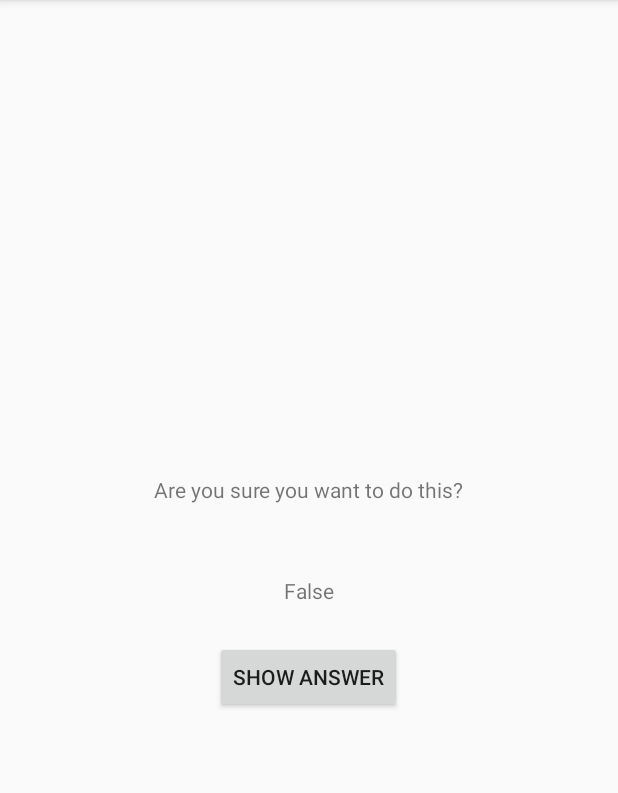
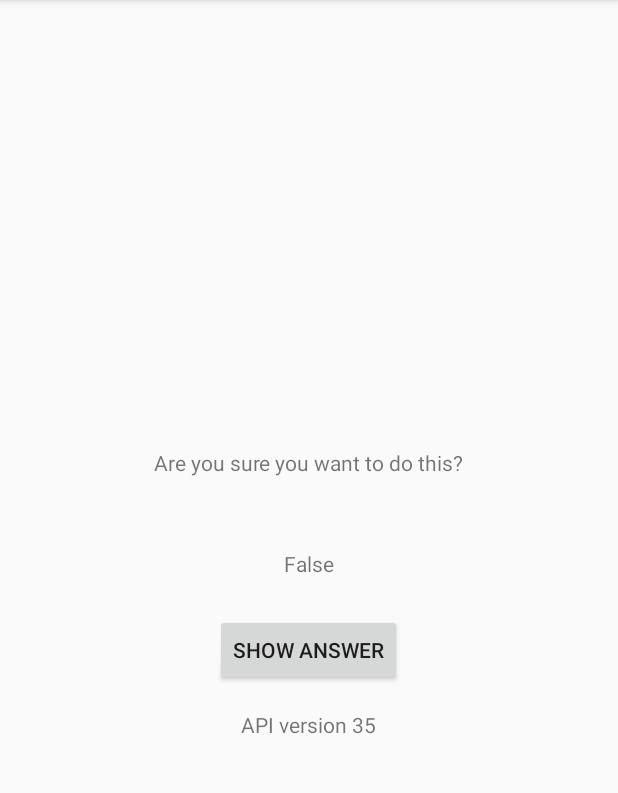
Before and after one commit to kevbradwick/droid-quiz, an Android app: the CheatActivity screen opened directly, with no data from a screen before it, after a tap on "SHOW ANSWER", on a phone screen of 412 x 824 dp, the part 84-877 px from its top. Run offline under Robolectric (Android 15) with nearby library versions, the phone set to English and light mode, and no system bars.

Commit message:
added api version info on cheat activity layout

```diff
--- a/app/build.gradle
+++ b/app/build.gradle
@@ -6,7 +6,7 @@ android {
 
     defaultConfig {
         applicationId "kodefoundry.com.quiz"
-        minSdkVersion 17
+        minSdkVersion 16
         targetSdkVersion 24
         versionCode 1
         versionName "1.0"
--- a/app/src/main/java/kodefoundry/com/quiz/CheatActivity.java
+++ b/app/src/main/java/kodefoundry/com/quiz/CheatActivity.java
@@ -1,12 +1,17 @@
 package kodefoundry.com.quiz;
 
+import android.animation.Animator;
+import android.animation.AnimatorListenerAdapter;
+import android.annotation.TargetApi;
 import android.content.Context;
 import android.content.Intent;
+import android.os.Build;
 import android.os.Bundle;
 import android.support.v7.app.ActionBar;
 import android.support.v7.app.AppCompatActivity;
 import android.util.Log;
 import android.view.View;
+import android.view.ViewAnimationUtils;
 import android.widget.Button;
 import android.widget.TextView;
 
@@ -27,7 +32,7 @@ public class CheatActivity extends AppCompatActivity {
      * required extras.
      *
      * @param packageContext the activity context
-     * @param answerIsTrue the answer to the question
+     * @param answerIsTrue   the answer to the question
      * @return a new intent
      */
     static Intent newIntent(Context packageContext, boolean answerIsTrue) {
@@ -44,13 +49,22 @@ public class CheatActivity extends AppCompatActivity {
         // obtain the answer to the question from the intent extras.
         answerIsTrue = getIntent().getBooleanExtra(EXTRA_ANSWER_IS_TRUE, false);
 
+        TextView apiLevel = (TextView) findViewById(R.id.api_version_text);
+        if (apiLevel != null) {
+            String versionLine = getString(R.string.api_version, Build.VERSION.SDK_INT);
+            apiLevel.setText(versionLine);
+        }
+
         // the ui elements on the layout
         final TextView textView = (TextView) findViewById(R.id.answer_text_view);
         final Button showAnswer = (Button) findViewById(R.id.show_answer_button);
 
         if (savedInstanceState != null) {
-            textView.setText(savedInstanceState.getInt(ANSWER_TEXT));
-            setAnswerShownResult(true);
+            int resourceText = savedInstanceState.getInt(ANSWER_TEXT);
+            if (resourceText != 0) {
+                textView.setText(resourceText);
+                setAnswerShownResult(true);
+            }
         }
 
         showAnswer.setOnClickListener(new View.OnClickListener() {
@@ -60,6 +74,24 @@ public class CheatActivity extends AppCompatActivity {
                 answerText = answerIsTrue ? R.string.true_button : R.string.false_button;
                 textView.setText(answerText);
                 setAnswerShownResult(true);
+
+                int cx = showAnswer.getWidth() / 2;
+                int cy = showAnswer.getHeight() / 2;
+                float radius = showAnswer.getWidth();
+
+                if (Build.VERSION.SDK_INT >= Build.VERSION_CODES.LOLLIPOP) {
+                    Animator anim = ViewAnimationUtils.createCircularReveal(showAnswer, cx, cy, radius, 0);
+                    anim.addListener(new AnimatorListenerAdapter() {
+                        @Override
+                        public void onAnimationEnd(Animator animation) {
+                            super.onAnimationEnd(animation);
+                            showAnswer.setVisibility(View.INVISIBLE);
+                        }
+                    });
+                    anim.start();
+                } else {
+                    showAnswer.setVisibility(View.INVISIBLE);
+                }
             }
         });
 
--- a/app/src/main/res/layout/activity_cheat.xml
+++ b/app/src/main/res/layout/activity_cheat.xml
@@ -24,4 +24,11 @@
             android:id="@+id/show_answer_button"
             android:text="@string/show_answer_button"/>
 
+    <TextView android:layout_width="wrap_content"
+              android:layout_height="wrap_content"
+              android:id="@+id/api_version_text"
+              android:layout_gravity="center"
+              tools:text="API Level 21"
+              android:layout_marginTop="16dp"/>
+
 </LinearLayout>
--- a/app/src/main/res/values/strings.xml
+++ b/app/src/main/res/values/strings.xml
@@ -11,6 +11,7 @@
     <string name="warning_text">Are you sure you want to do this?</string>
     <string name="show_answer_button">Show answer</string>
     <string name="cheat_button">Cheat!</string>
+    <string name="api_version">API version %d</string>
     <string name="judgement_toast">Cheating is wrong.</string>
 
     <!-- Questions taken from http://readymadepubquiz.com/tag/true-or-false/ -->
```
